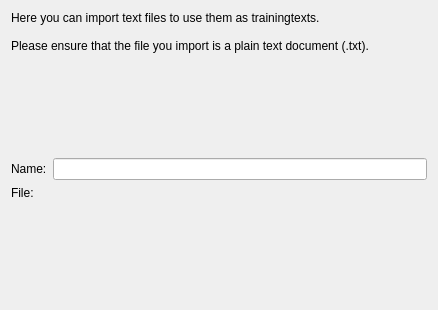
Old version of the form simon/src/simonmodelmanagementui/ImportTrainingTexts/importtrainingtextlocalpage.ui in the repository KDE/simon.
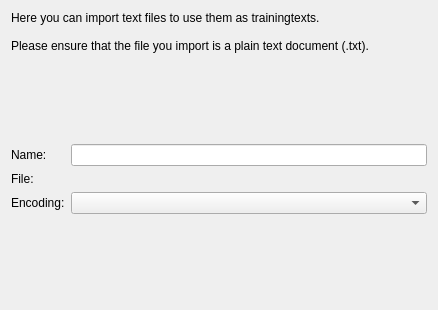
New version of the form. Custom widgets are drawn as their Qt base class.

Commit message: Users can now select the encoding of texts to import and the wizard automatically pulls up the last screen. The painting bug of the last page is gone. Windows Versions now default to normal KApplications instead of KUniqueApplications as there are some possibly related bugs. The TrainingManager-Check if every word of a training is already in your active lexicon is now case-insensitive. The compositeprogresswidget no longer expands the window past your screen when it has enough jobs running concurrently

Patch:
```diff
--- a/simon/src/simonmodelmanagementui/ImportTrainingTexts/importtrainingtextlocalpage.ui
+++ b/simon/src/simonmodelmanagementui/ImportTrainingTexts/importtrainingtextlocalpage.ui
@@ -57,8 +57,18 @@
        </property>
       </widget>
      </item>
-     <item row="1" column="1" >
-      <widget class="KUrlRequester" name="urPath" />
+     <item row="1" column="1">
+      <widget class="KUrlRequester" name="urPath"/>
+     </item>
+     <item row="2" column="0">
+      <widget class="QLabel" name="label_3">
+       <property name="text">
+        <string>Encoding:</string>
+       </property>
+      </widget>
+     </item>
+     <item row="2" column="1">
+      <widget class="KComboBox" name="cbEncoding"/>
      </item>
     </layout>
    </item>
@@ -78,6 +88,11 @@
   </layout>
  </widget>
  <customwidgets>
+  <customwidget>
+   <class>KComboBox</class>
+   <extends>QComboBox</extends>
+   <header>kcombobox.h</header>
+  </customwidget>
   <customwidget>
    <class>KLineEdit</class>
    <extends>QLineEdit</extends>
```
Left out of the diff: 43 changed lines with no effect on the pictures. The commit also changes 11 other files.
